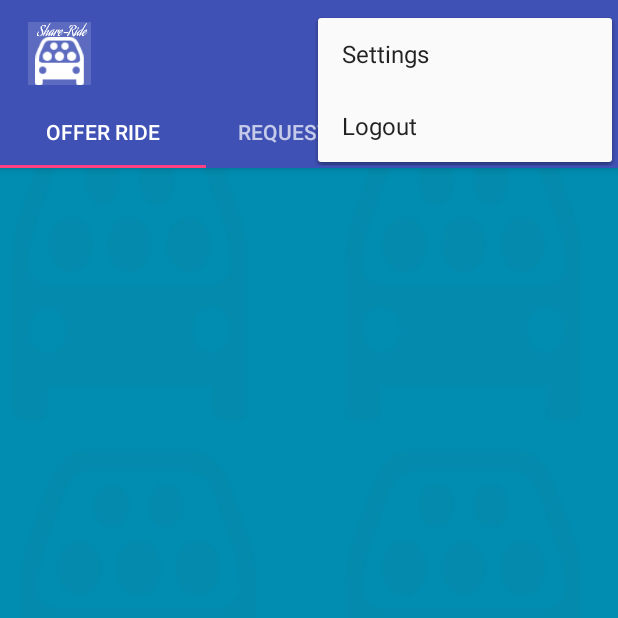
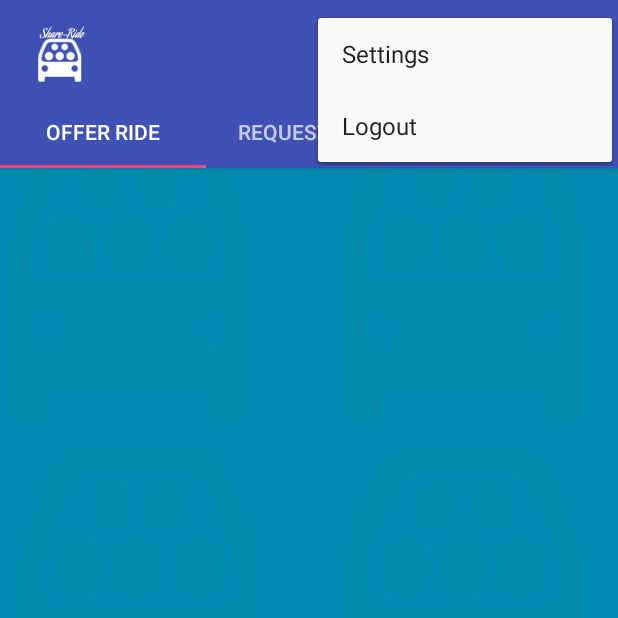
Before and after one commit to KingKongCoderr/ShareRide, an Android app: the RideActivity screen opened directly, with no data from a screen before it, with the options menu open, on a phone screen of 412 x 824 dp, the top half of it. Run offline under Robolectric (Android 15) with nearby library versions, the phone set to English and light mode, and no system bars.

Commit message:
Updating logo

```diff
--- a/app/src/main/java/edu/nwmissouri/shareride/RideActivity.java
+++ b/app/src/main/java/edu/nwmissouri/shareride/RideActivity.java
@@ -55,7 +55,7 @@ public class RideActivity extends AppCompatActivity implements FragmentRide.iRid
         setSupportActionBar(toolbar);
         getSupportActionBar().setDisplayUseLogoEnabled(true);
         getSupportActionBar().setDisplayShowHomeEnabled(true);
-        getSupportActionBar().setIcon(R.mipmap.sharerride_logo);
+        getSupportActionBar().setIcon(R.mipmap.ic_shareride_logo);
         getSupportActionBar().setDisplayShowTitleEnabled(false);
         // Create the adapter that will return a fragment for each of the three
         // primary sections of the activity.
```
Also changed, not shown: app/src/main/ic_shareride_logo-web.png (added), app/src/main/res/mipmap-hdpi/ic_shareride_logo.png (added), app/src/main/res/mipmap-mdpi/ic_shareride_logo.png (added), app/src/main/res/mipmap-xhdpi/ic_shareride_logo.png (added), app/src/main/res/mipmap-xxhdpi/ic_shareride_logo.png (added), app/src/main/res/mipmap-xxxhdpi/ic_shareride_logo.png (added).
